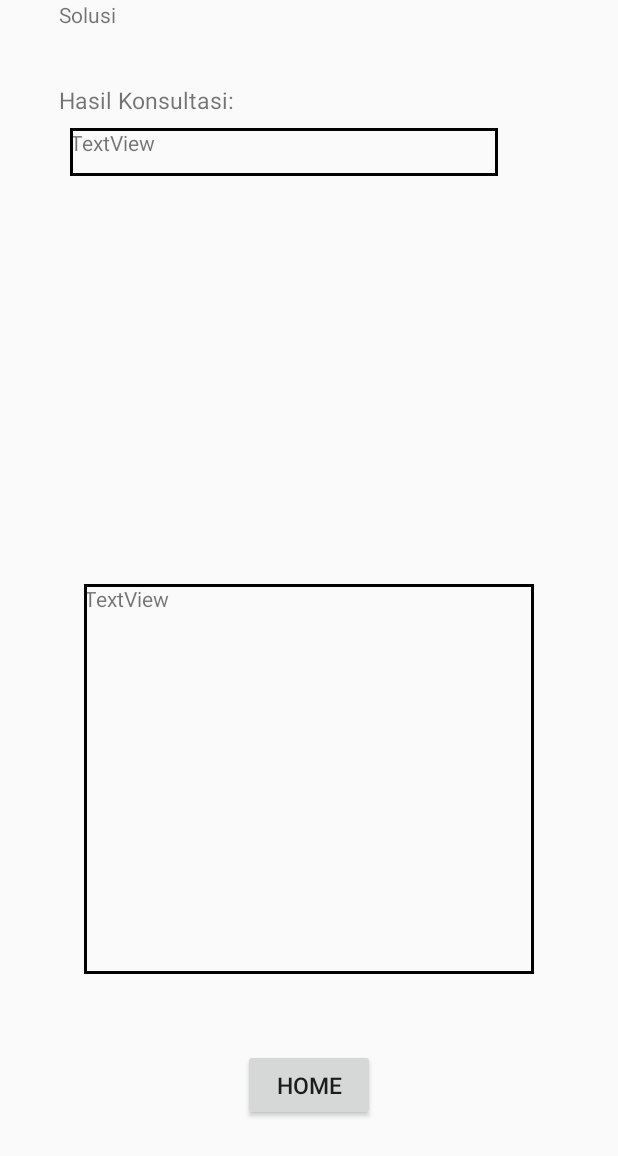
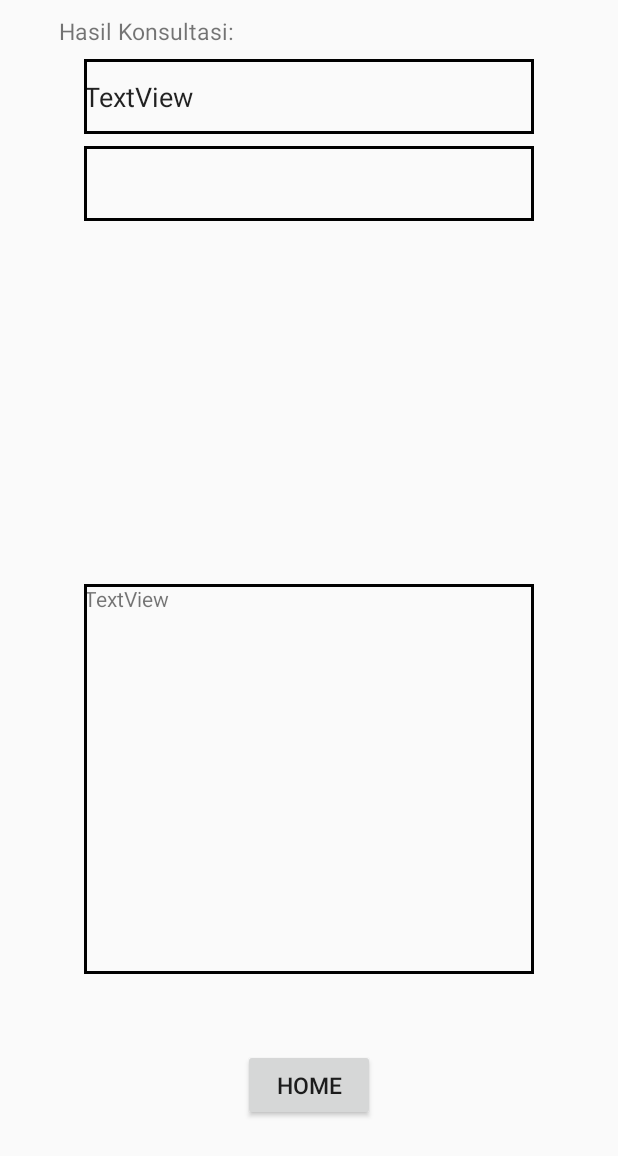
Before and after one commit to Nurdana32/BetLif, an Android app: the layout activity_hasil.xml on its own in the app's theme, with its tools: preview values and no code run, on a phone screen of 412 x 824 dp. Shown: the top 1156 px of the screen. Run offline under Robolectric (Android 15) with nearby library versions, the phone set to English and light mode, and no system bars.

Commit message:
Punya Dana Master

```diff
--- a/app/src/main/java/com/example/android/homedashboard/Hasil.java
+++ b/app/src/main/java/com/example/android/homedashboard/Hasil.java
@@ -7,6 +7,7 @@ import android.os.Bundle;
 import android.support.v7.widget.CardView;
 import android.view.View;
 import android.widget.Button;
+import android.widget.EditText;
 import android.widget.TextView;
 import android.widget.Toast;
 
@@ -23,13 +24,16 @@ public class Hasil extends AppCompatActivity
 {
     private String sakit;
     private DatabaseReference data;
-    private TextView hasilRingan;
+    private EditText hasilRingan;
+    private TextView mirip;
     private String persen;
     private Button Home;
 
     @Override
     protected void onCreate(Bundle savedInstanceState)
     {
+
+
 
         super.onCreate(savedInstanceState);
         setContentView(R.layout.activity_hasil);
@@ -38,13 +42,16 @@ public class Hasil extends AppCompatActivity
         sakit = extras.getString("sakitMirip");
         persen = extras.getString("nilaiPersen");
 
+
         DatabaseReference data = FirebaseDatabase.getInstance().getReference().child("DataBase").child("TabelKasus").child(sakit);
         data.addListenerForSingleValueEvent(new ValueEventListener() {
            @Override
            public void onDataChange(@NonNull DataSnapshot dataSnapshot) {
                String hasilDiagnosis = dataSnapshot.child("Hasil").getValue().toString();
-               hasilRingan = (TextView)findViewById(R.id.Hasil);
-               hasilRingan.setText(hasilDiagnosis+" dengan nilai kemiripan "+persen+"%");
+               hasilRingan = (EditText)findViewById(R.id.Hasil);
+               hasilRingan.setText(" " +hasilDiagnosis);
+               mirip =(TextView)findViewById(R.id.Mirip);
+               mirip.setText(" Nilai Kemiripan " +persen+"%");
            }
 
            @Override
@@ -52,6 +59,7 @@ public class Hasil extends AppCompatActivity
 
            }
        });
+
 
 
     }
--- a/app/src/main/res/layout/activity_hasil.xml
+++ b/app/src/main/res/layout/activity_hasil.xml
@@ -17,7 +17,7 @@
         android:layout_marginLeft="8dp"
         android:layout_marginRight="8dp"
         android:layout_marginStart="8dp"
-        android:layout_marginTop="56dp"
+        android:layout_marginTop="10dp"
         android:text="Hasil Konsultasi:"
         android:textSize="15dp"
         app:layout_constraintEnd_toEndOf="parent"
@@ -25,22 +25,7 @@
         app:layout_constraintStart_toStartOf="parent"
         app:layout_constraintTop_toTopOf="parent" />
 
-    <TextView
-        android:id="@+id/textView4"
-        android:layout_width="wrap_content"
-        android:layout_height="wrap_content"
 
-        android:layout_alignParentTop="true"
-
-        android:layout_marginEnd="8dp"
-        android:layout_marginLeft="8dp"
-        android:layout_marginRight="8dp"
-        android:layout_marginStart="8dp"
-        android:text="Solusi"
-        app:layout_constraintBottom_toTopOf="@+id/textView5"
-        app:layout_constraintEnd_toEndOf="parent"
-        app:layout_constraintHorizontal_bias="0.087"
-        app:layout_constraintStart_toStartOf="parent" />
 
     <Button
         android:id="@+id/BackHome"
@@ -78,13 +63,11 @@
         app:layout_constraintEnd_toEndOf="parent"
         app:layout_constraintStart_toStartOf="parent" />
 
-    <TextView
+    <EditText
         android:id="@+id/Hasil"
-        android:layout_width="285dp"
-        android:layout_height="32dp"
-
+        android:layout_width="300dp"
+        android:layout_height="50dp"
         android:layout_alignParentTop="true"
-
         android:layout_marginBottom="8dp"
         android:layout_marginEnd="8dp"
         android:layout_marginLeft="8dp"
@@ -93,11 +76,26 @@
         android:layout_marginTop="8dp"
         android:background="@drawable/shape"
         android:text="TextView"
-        app:layout_constraintBottom_toTopOf="@+id/textView4"
         app:layout_constraintEnd_toEndOf="parent"
-        app:layout_constraintHorizontal_bias="0.349"
         app:layout_constraintStart_toStartOf="parent"
         app:layout_constraintTop_toBottomOf="@+id/hasilKonsul"
-        app:layout_constraintVertical_bias="0.0" />
+        app:layout_constraintVertical_bias="0.006" />
+
+    <TextView
+        android:id="@+id/Mirip"
+        android:layout_width="300dp"
+        android:layout_height="50dp"
+        android:layout_alignParentTop="true"
+        android:layout_marginBottom="8dp"
+        android:layout_marginEnd="8dp"
+        android:layout_marginLeft="8dp"
+        android:layout_marginRight="8dp"
+        android:layout_marginStart="8dp"
+        android:layout_marginTop="8dp"
+        android:background="@drawable/shape"
+        app:layout_constraintEnd_toEndOf="parent"
+        app:layout_constraintStart_toStartOf="parent"
+        app:layout_constraintTop_toBottomOf="@+id/Hasil"
+        app:layout_constraintVertical_bias="0.006" />
 
 </android.support.constraint.ConstraintLayout>
--- a/app/src/main/res/layout/pasien.xml
+++ b/app/src/main/res/layout/pasien.xml
@@ -24,7 +24,6 @@
         android:layout_marginRight="8dp"
         android:layout_marginStart="8dp"
         android:layout_marginTop="8dp"
-        android:text="Umur"
         android:background="@drawable/shape"
         app:layout_constraintTop_toBottomOf="@+id/NamaPasien"/>
 
```
Also changed, not shown: app/src/main/java/com/example/android/homedashboard/Testing.java (deleted).
